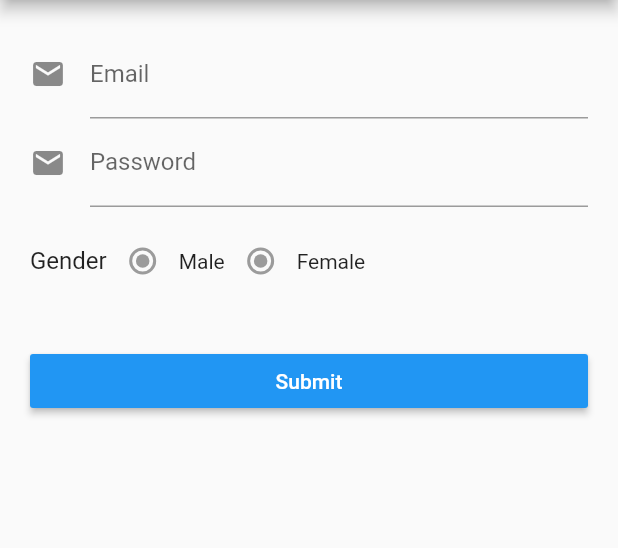
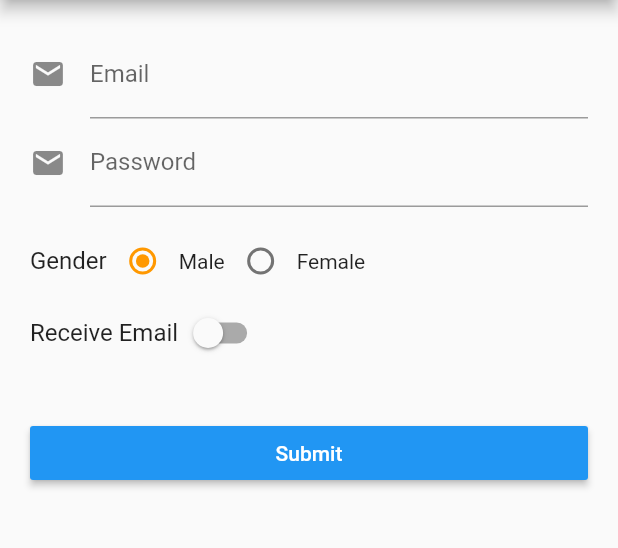
Before and after one commit to AUNG533/Form_Validation, a Flutter app: the screen it shows after launch, on a phone screen of 412 x 824 dp, the part 84-632 px from its top. Run offline on Flutter 3.47's test engine with Material 2 defaults, Android fonts, the phone set to English and light mode, and no system bars; our stand-ins replace validators.

Commit message:
Radio onChanged, _buildReceiveEmailForm Switch

```diff
--- a/lib/main.dart
+++ b/lib/main.dart
@@ -84,6 +84,7 @@ class _CustomFormState extends State<CustomForm> {
               onSaved: null,
             ),
             _buildGenderForm(),
+            _buildReceiveEmailForm(),
             _buildSubmitButton(),
           ],
         ),
@@ -114,17 +115,51 @@ class _CustomFormState extends State<CustomForm> {
   }
 
   Widget _buildGenderForm() {
+    const Color activeColor = Colors.orange;
+
     return Container(
       margin: EdgeInsets.only(top: 12),
       child: Row(
         children: [
-          Text("Gender", style: TextStyle(fontSize: 16),),
-          Radio(value: "male", groupValue: user.gender, onChanged: null),
+          Text(
+            "Gender",
+            style: TextStyle(fontSize: 16),
+          ),
+          Radio(
+            activeColor: activeColor,
+            value: "male",
+            groupValue: user.gender,
+            onChanged: _handleRadioValueChange,
+          ),
           Text("Male"),
-          Radio(value: "male", groupValue: user.gender, onChanged: null),
+          Radio(
+            activeColor: activeColor,
+            value: "female",
+            groupValue: user.gender,
+            onChanged: _handleRadioValueChange,
+          ),
           Text("Female"),
         ],
       ),
+    );
+  }
+
+  Widget _buildReceiveEmailForm() {
+    return Row(
+      children: [
+        Text(
+          "Receive Email",
+          style: TextStyle(fontSize: 16),
+        ),
+        Switch(
+            activeColor: Colors.orange,
+            value: user.receiveEmail,
+            onChanged: (select) {
+              setState(() {
+                user.receiveEmail = select;
+              });
+            })
+      ],
     );
   }
 
@@ -145,6 +180,13 @@ class _CustomFormState extends State<CustomForm> {
     );
   }
 
+  void _handleRadioValueChange(value) {
+    print('value: ${value}');
+    setState(() {
+      user.gender = value;
+    });
+  }
+
   void _submit() {
     if (_formKey.currentState!.validate()) {}
   }
```
